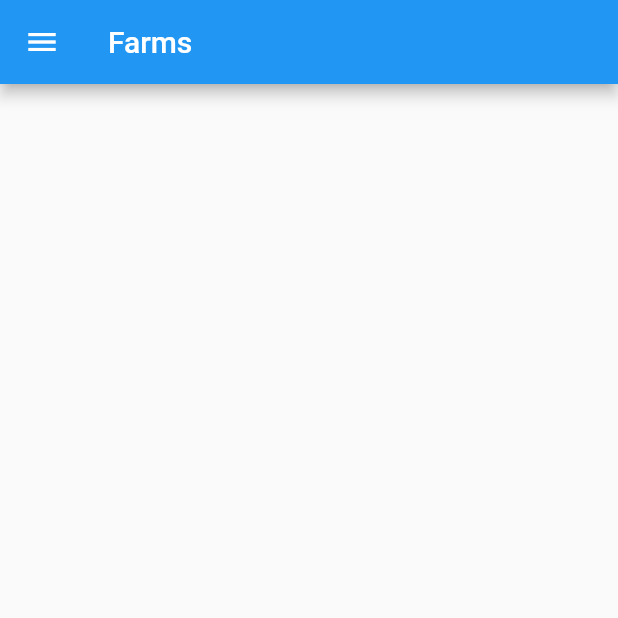
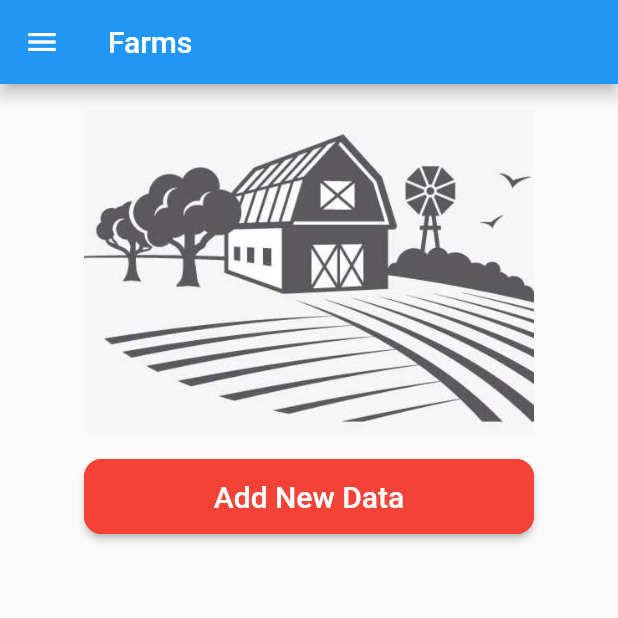
Before and after one commit to aerengns/ASTARTE, a Flutter app: the Farms screen opened by its route, on a phone screen of 412 x 824 dp, the top half of it. Run offline on Flutter 3.47's test engine with Material 2 defaults, Android fonts, the phone set to English and light mode, and no system bars; our stand-ins replace firebase_auth, firebase_core, font_awesome_flutter, image_picker; missing offline and left inert: flutter_echarts; accounts and stored records are empty.

Commit message:
add routing from farms screen to farm data form

```diff
--- /dev/null
+++ b/lib/farm_data_form.dart
@@ -0,0 +1,20 @@
+import 'package:flutter/material.dart';
+import 'package:astarte/sidebar.dart';
+
+class FarmDataForm extends StatelessWidget {
+  const FarmDataForm({Key? key}) : super(key: key);
+
+  @override
+  Widget build(BuildContext context) {
+    return Scaffold(
+      appBar: AppBar(
+        title: const Text('Add Farm Data'),
+      ),
+      body: Container(
+        alignment: Alignment.center,
+        child: Text('Farm Data Form', style: TextStyle(fontSize: 20)),
+      ),
+      drawer: sideBar(context),
+    );
+  }
+}
--- a/lib/farms.dart
+++ b/lib/farms.dart
@@ -15,7 +15,45 @@ class _FarmsState extends State<Farms> {
       appBar: AppBar(
         title: const Text('Farms'),
       ),
-      body: Container(),
+      body: Container(
+        child: Column(
+          children: [
+            Align (
+              alignment: Alignment.center,
+              child: Image.asset('assets/images/farm.jpg',
+                height: 250,
+                width: 300,
+              ),
+            ),
+            Align(
+              alignment: Alignment.center,
+              child: SizedBox(
+                  width: 300.0,
+                  height: 50.0,
+                  child: ElevatedButton(
+                    style: ButtonStyle(
+                      shape: MaterialStateProperty.all<RoundedRectangleBorder>(
+                          RoundedRectangleBorder(
+                              borderRadius: BorderRadius.circular(12.0),
+                              side: const BorderSide(color: Colors.red)
+                          )
+                      ),
+                      padding: MaterialStateProperty.all<EdgeInsetsGeometry>(
+                          const EdgeInsets.all(12.0)
+                      ),
+                      foregroundColor: MaterialStateProperty.all<Color>(Colors.white),
+                      backgroundColor: MaterialStateProperty.all<Color>(Colors.red),
+                    ),
+                    onPressed: () {
+                      Navigator.pushNamed(context, '/farm_data_form');
+                    },
+                    child: Text('Add New Data', style: TextStyle(fontSize: 20)),
+                  )
+              ),
+            ),
+          ],
+        ),
+      ),
       drawer: sideBar(context),
     );
   }
--- a/lib/main.dart
+++ b/lib/main.dart
@@ -8,6 +8,7 @@ import 'package:astarte/farms.dart';
 import 'package:astarte/photo_upload.dart';
 import 'package:astarte/sign_in.dart';
 import 'package:astarte/sign_up.dart';
+import 'package:astarte/farm_data_form.dart';
 
 import 'heatmap.dart';
 
@@ -36,6 +37,7 @@ class Astarte extends StatelessWidget {
         '/reports': (context) => const Reports(),
         '/workers': (context) => const Workers(),
         '/farms': (context) => const Farms(),
+        '/farm_data_form': (context) => const FarmDataForm(),
         '/heatmap': (context) => const Heatmap(),
         '/photo-upload': (context) => PhotoUpload(),
       },
--- a/pubspec.yaml
+++ b/pubspec.yaml
@@ -68,6 +68,7 @@ flutter:
   # To add assets to your application, add an assets section, like this:
   assets:
     - assets/images/astarte.jpg
+    - assets/images/farm.jpg
 
   # An image asset can refer to one or more resolution-specific "variants", see
   # https://flutter.dev/assets-and-images/#resolution-aware
```
Also changed, not shown: assets/images/farm.jpg (added).
